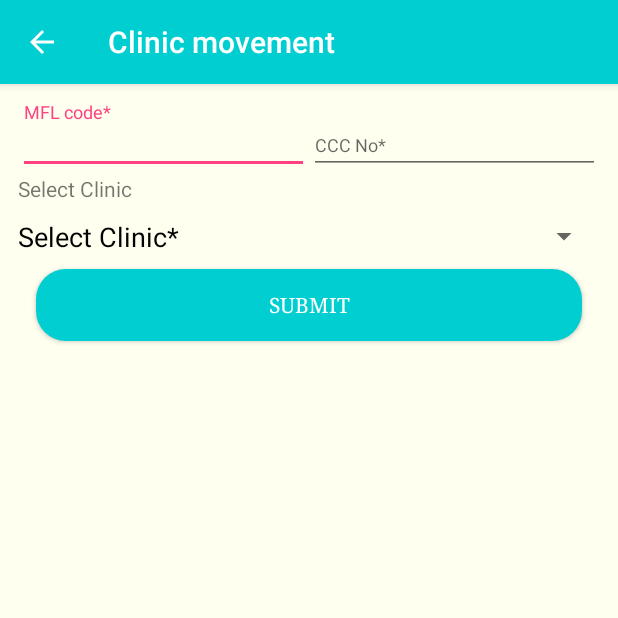
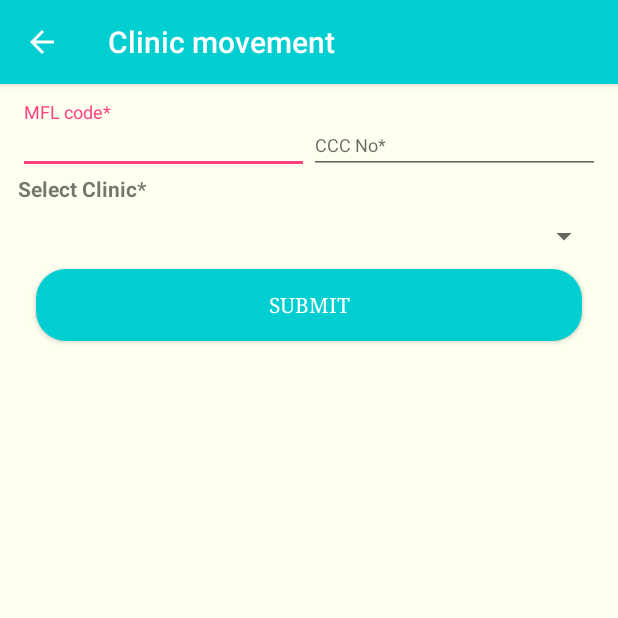
Before and after one commit to palladiumkenya/NishauriAndroid, an Android app: the ClinicMovement screen opened directly, with no data from a screen before it, on a phone screen of 412 x 824 dp, the top half of it. Run offline under Robolectric (Android 15) with nearby library versions, the phone set to English and light mode, and no system bars; our stand-ins replace Volley; libraries missing offline, so code that uses them is left out: cn.pedant; 1 statement that could not run was skipped.

Commit message:
clinicmvt placeholders

```diff
--- a/app/src/main/java/com/example/mhealth/appointment_diary/utilitymodules/ClinicMovement.java
+++ b/app/src/main/java/com/example/mhealth/appointment_diary/utilitymodules/ClinicMovement.java
@@ -26,7 +26,8 @@ import java.util.Objects;
 
 public class ClinicMovement extends AppCompatActivity implements AdapterView.OnItemSelectedListener  {
 
-    String[] Apptype={"Select Clinic*","PSC","PMTCT", "Adolescent Clinic","TB-HIV"};
+    String[] Apptype={"","PSC","PMTCT", "Adolescent Clinic","TB-HIV"};
+    //Select Clinic*
     Spinner clinicSpinner;
     String selectedClinic;
     EditText transmflE,transupnE;
--- a/app/src/main/res/layout/clinicmovement.xml
+++ b/app/src/main/res/layout/clinicmovement.xml
@@ -91,7 +91,8 @@
             <TextView
                 android:layout_width="match_parent"
                 android:layout_height="wrap_content"
-                android:text="Select Clinic"/>
+                android:textStyle="bold"
+                android:text="Select Clinic*"/>
 
             <Spinner
                 android:layout_width="match_parent"
```
